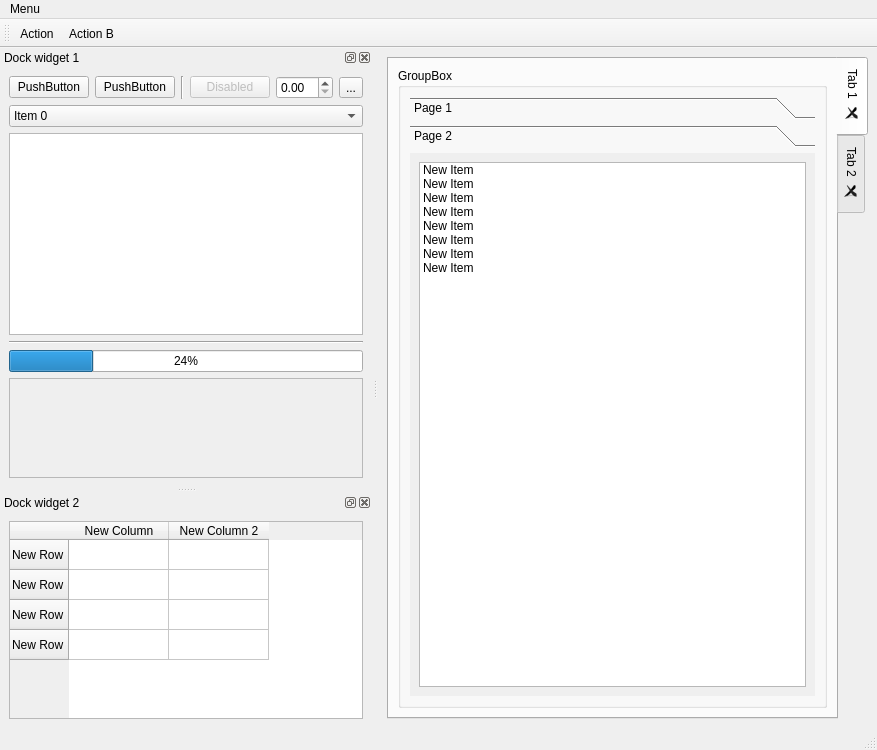
This is example/ui/example.ui in ColinDuquesnoy/QDarkStyleSheet as Qt 5 draws it before an edit. The edited form follows.
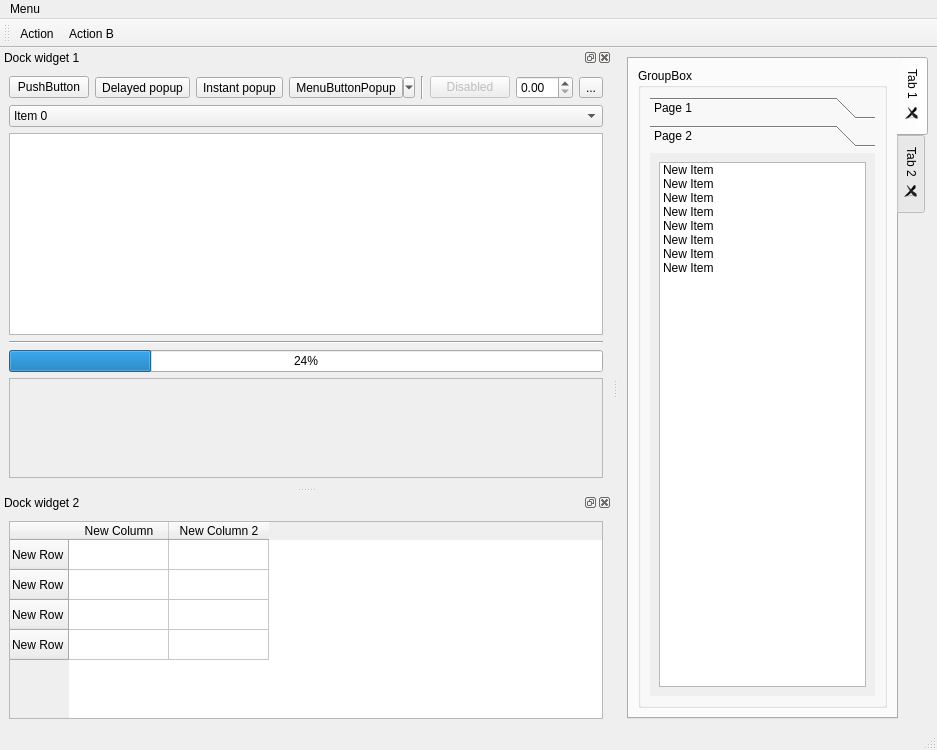
This is the edited form. The open tabs and pages were chosen to show the change.

Commit message:
Fix ToolButon arrow style
Fix #23

```diff
--- a/example/ui/example.ui
+++ b/example/ui/example.ui
@@ -6,7 +6,7 @@
    <rect>
     <x>0</x>
     <y>0</y>
-    <width>877</width>
+    <width>937</width>
     <height>750</height>
    </rect>
   </property>
@@ -65,7 +65,7 @@
                <rect>
                 <x>0</x>
                 <y>0</y>
-                <width>273</width>
+                <width>129</width>
                 <height>517</height>
                </rect>
               </property>
@@ -201,7 +201,7 @@
     <rect>
      <x>0</x>
      <y>0</y>
-     <width>877</width>
+     <width>937</width>
      <height>22</height>
     </rect>
    </property>
@@ -241,9 +241,29 @@
         </widget>
        </item>
        <item>
-        <widget class="QPushButton" name="pushButton">
+        <widget class="QToolButton" name="bt_delay_popup">
          <property name="text">
-          <string>PushButton</string>
+          <string>Delayed popup</string>
+         </property>
+        </widget>
+       </item>
+       <item>
+        <widget class="QToolButton" name="bt_instant_popup">
+         <property name="text">
+          <string>Instant popup</string>
+         </property>
+         <property name="popupMode">
+          <enum>QToolButton::InstantPopup</enum>
+         </property>
+        </widget>
+       </item>
+       <item>
+        <widget class="QToolButton" name="bt_menu_button_popup">
+         <property name="text">
+          <string>MenuButtonPopup</string>
+         </property>
+         <property name="popupMode">
+          <enum>QToolButton::MenuButtonPopup</enum>
          </property>
         </widget>
        </item>
```
The commit also changes 9 other files.
